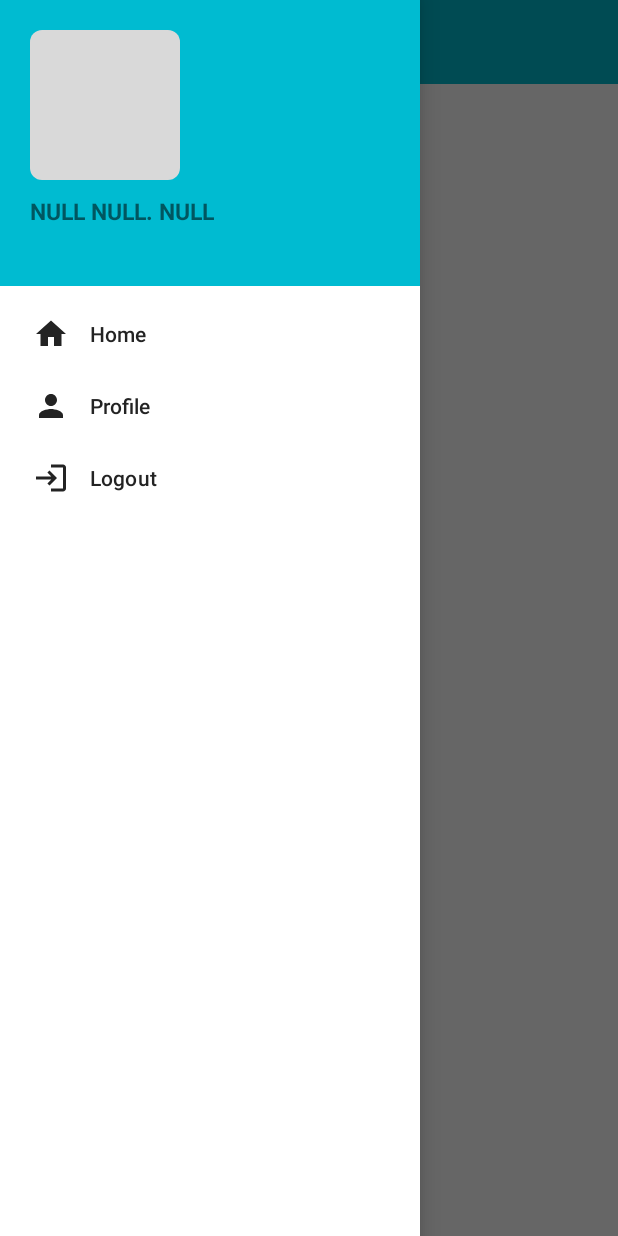
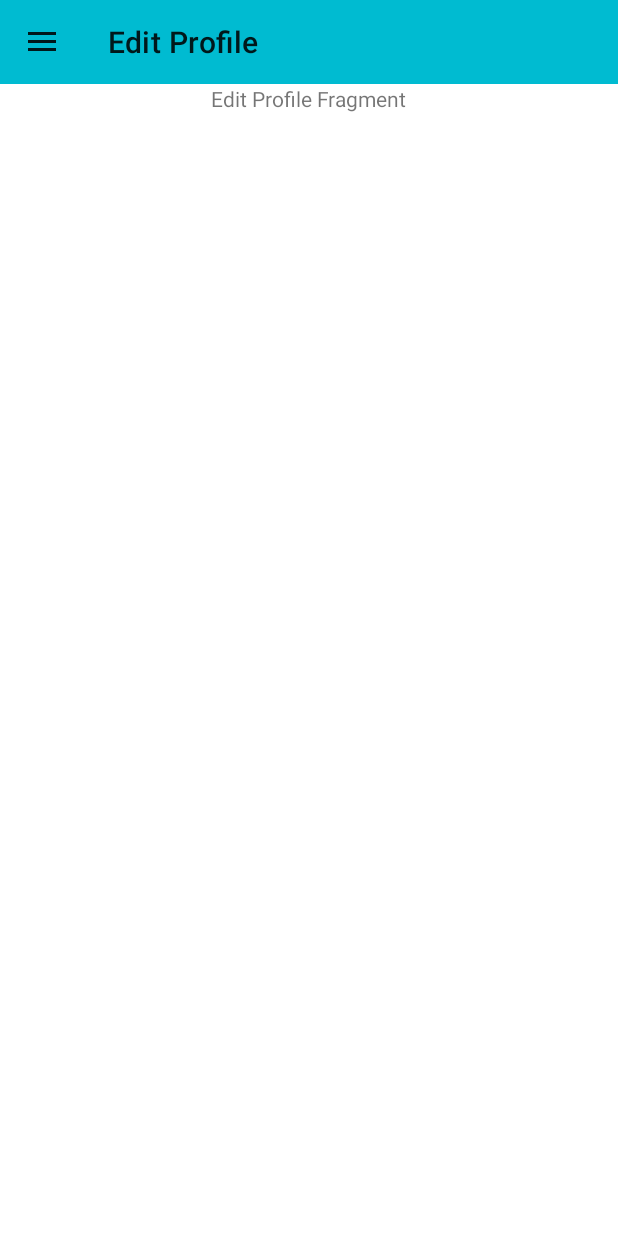
Before and after one commit to TristanDBioC/ARSNOVA, an Android app: the screen it shows after launch once a user with an empty profile is signed in (HomepageActivity), after a tap on "Profile", on a phone screen of 412 x 824 dp. Run offline under Robolectric (Android 15) with nearby library versions, the phone set to English and light mode, and no system bars; our stand-ins replace CircleImageView, Firebase (no records; nobody signed in at launch, a user with empty details on screens opened directly); 3 statements that could not run were skipped; 1 other tap on this screen came first.

Commit message:
Dec 2 04:00 | Homepage ViewModel Integration

```diff
--- a/app/build.gradle
+++ b/app/build.gradle
@@ -43,6 +43,8 @@ dependencies {
     implementation 'com.google.firebase:firebase-storage-ktx:20.0.0'
     implementation 'androidx.navigation:navigation-fragment-ktx:2.3.5'
     implementation 'androidx.navigation:navigation-ui-ktx:2.3.5'
+    implementation 'androidx.legacy:legacy-support-v4:1.0.0'
+    implementation 'de.hdodenhof:circleimageview:3.1.0'
     testImplementation 'junit:junit:4.+'
     androidTestImplementation 'androidx.test.ext:junit:1.1.3'
     androidTestImplementation 'androidx.test.espresso:espresso-core:3.4.0'
--- /dev/null
+++ b/app/src/main/java/com/example/arsnova/EditProfileFragment.kt
@@ -0,0 +1,59 @@
+package com.example.arsnova
+
+import android.os.Bundle
+import androidx.fragment.app.Fragment
+import android.view.LayoutInflater
+import android.view.View
+import android.view.ViewGroup
+
+// TODO: Rename parameter arguments, choose names that match
+// the fragment initialization parameters, e.g. ARG_ITEM_NUMBER
+private const val ARG_PARAM1 = "param1"
+private const val ARG_PARAM2 = "param2"
+
+/**
+ * A simple [Fragment] subclass.
+ * Use the [EditProfileFragment.newInstance] factory method to
+ * create an instance of this fragment.
+ */
+class EditProfileFragment : Fragment() {
+    // TODO: Rename and change types of parameters
+    private var param1: String? = null
+    private var param2: String? = null
+
+    override fun onCreate(savedInstanceState: Bundle?) {
+        super.onCreate(savedInstanceState)
+        arguments?.let {
+            param1 = it.getString(ARG_PARAM1)
+            param2 = it.getString(ARG_PARAM2)
+        }
+    }
+
+    override fun onCreateView(
+        inflater: LayoutInflater, container: ViewGroup?,
+        savedInstanceState: Bundle?
+    ): View? {
+        // Inflate the layout for this fragment
+        return inflater.inflate(R.layout.fragment_edit_profile, container, false)
+    }
+
+    companion object {
+        /**
+         * Use this factory method to create a new instance of
+         * this fragment using the provided parameters.
+         *
+         * @param param1 Parameter 1.
+         * @param param2 Parameter 2.
+         * @return A new instance of fragment EditProfileFragment.
+         */
+        // TODO: Rename and change types and number of parameters
+        @JvmStatic
+        fun newInstance(param1: String, param2: String) =
+            EditProfileFragment().apply {
+                arguments = Bundle().apply {
+                    putString(ARG_PARAM1, param1)
+                    putString(ARG_PARAM2, param2)
+                }
+            }
+    }
+}
--- a/app/src/main/java/com/example/arsnova/HomepageActivity.kt
+++ b/app/src/main/java/com/example/arsnova/HomepageActivity.kt
@@ -2,18 +2,21 @@ package com.example.arsnova
 
 import android.content.Intent
 import android.media.Image
+import android.net.Uri
 import androidx.appcompat.app.AppCompatActivity
 import android.os.Bundle
 import android.view.MenuItem
-import android.widget.ImageView
-import android.widget.LinearLayout
-import android.widget.TextView
-import android.widget.Toast
+import android.view.View
+import android.widget.*
+import androidx.activity.viewModels
 import androidx.appcompat.app.ActionBarDrawerToggle
 import androidx.core.net.toUri
 import androidx.drawerlayout.widget.DrawerLayout
+import androidx.fragment.app.Fragment
+import com.google.android.gms.tasks.Task
 import com.google.android.material.navigation.NavigationView
 import com.google.firebase.auth.ktx.auth
+import com.google.firebase.firestore.DocumentSnapshot
 import com.google.firebase.firestore.ktx.firestore
 import com.google.firebase.ktx.Firebase
 import com.google.firebase.storage.ktx.storage
@@ -22,42 +25,86 @@ import java.io.File
 
 class HomepageActivity : AppCompatActivity() {
     private val auth = Firebase.auth
-    private val user = auth.currentUser
+    var user = auth.currentUser
     private val db = Firebase.firestore
     private val storage = Firebase.storage
     lateinit var toggle: ActionBarDrawerToggle
+    lateinit var drawerLayout : DrawerLayout
 
+    private val viewModel: UserInfo by viewModels()
 
     override fun onCreate(savedInstanceState: Bundle?) {
         super.onCreate(savedInstanceState)
         setContentView(R.layout.activity_homepage)
         setSupportActionBar(findViewById(R.id.toolbarHome))
-
-        val drawerLayout: DrawerLayout = findViewById(R.id.homepageDrawerLayout)
+        initViewModel()
+        drawerLayout = findViewById(R.id.homepageDrawerLayout)
         val navView: NavigationView = findViewById(R.id.NavView)
         toggle = ActionBarDrawerToggle(this, drawerLayout, R.string.home_page, R.string.home_page)
         drawerLayout.addDrawerListener(toggle)
         toggle.syncState()
         supportActionBar?.setDisplayHomeAsUpEnabled(true)
-
         navView.setNavigationItemSelectedListener {
+            it.isChecked = true
             when(it.itemId) {
-
-                R.id.MenuHome -> Toast.makeText(this, "Home", Toast.LENGTH_LONG).show()
-                R.id.MenuEditProfile -> Toast.makeText(this, "Profile", Toast.LENGTH_LONG).show()
+                R.id.MenuHome -> replaceFragment(HomepageFragment(), "ARS Nova")
+                R.id.MenuEditProfile -> replaceFragment(EditProfileFragment(), "Edit Profile")
                 R.id.MenuLogout -> Logout()
             }
             true
         }
-        UpdateUi()
     }
 
+    override fun onStart() {
+        super.onStart()
+
+        UpdateNavigationUi()
+        replaceFragment(HomepageFragment(), "ARS Nova")
+    }
+
+    private fun initViewModel() {
+        val gsRef = storage.getReferenceFromUrl("${getString(R.string.storage_profile)}/${user!!.uid}")
+        val localFile = File.createTempFile("profile","")
+        var counter = 0
+        findViewById<RelativeLayout>(R.id.loadingPanel).visibility = View.VISIBLE
+        gsRef.getFile(localFile)
+            .addOnCompleteListener() {
+                viewModel.setUri(localFile.toUri())
+                counter += 1
+                if (counter == 2) {
+                    findViewById<RelativeLayout>(R.id.loadingPanel).visibility = View.GONE
+                }
+            }
+        db.collection(getString(R.string.collection_users)).document(user!!.uid).get()
+            .addOnSuccessListener { result ->
+                if (result != null) {
+                    viewModel.setDocument(result)
+                } else {
+                    println("firestore lookup failed")
+                }
+            }
+            .addOnCompleteListener() {
+                counter += 1
+                if (counter == 2) {
+                    findViewById<RelativeLayout>(R.id.loadingPanel).visibility = View.GONE
+                }
+            }
+
+    }
+
+    private fun replaceFragment(fragment : Fragment, title: String) {
+        val fragmentManager = supportFragmentManager
+        val fragmentTransaction = fragmentManager.beginTransaction()
+        fragmentTransaction.replace(R.id.frameLayout, fragment)
+        fragmentTransaction.commit()
+        drawerLayout.closeDrawers()
+        setTitle(title)
+    }
 
     override fun onOptionsItemSelected(item: MenuItem): Boolean {
         if (toggle.onOptionsItemSelected(item)) {
             return true
         }
-
         return super.onOptionsItemSelected(item)
     }
 
@@ -68,30 +115,34 @@ class HomepageActivity : AppCompatActivity() {
         this.finish()
     }
 
-    private fun UpdateUi() {
+    private fun UpdateNavigationUi() {
         val header = findViewById<NavigationView>(R.id.NavView).getHeaderView(0)
         val name = header.findViewById<TextView>(R.id.NavHeaderNameText)
-        val gsRef = storage.getReferenceFromUrl("${getString(R.string.storage_profile)}/${user!!.uid}")
-        val localfile = File.createTempFile("profile","")
-
-        gsRef.getFile(localfile)
-            .addOnSuccessListener() {
-                header.findViewById<ImageView>(R.id.NavHeaderPicture).setImageURI(localfile.toUri())
-            }
-        println("${getString(R.string.storage_profile)}/${user!!.uid}")
 
 
+        val pictureUri = viewModel.getImageUri()
+        if (pictureUri == null) {
+            val gsRef = storage.getReferenceFromUrl("${getString(R.string.storage_profile)}/${user!!.uid}")
+            val localFile = File.createTempFile("profile","")
+            gsRef.getFile(localFile)
+                .addOnCompleteListener() {
+                    header.findViewById<ImageView>(R.id.NavHeaderPicture).setImageURI(localFile.toUri())
+                }
+        } else {
+            header.findViewById<ImageView>(R.id.NavHeaderPicture).setImageURI(pictureUri)
+        }
 
+        val document = viewModel.getDocument()
+        if (document == null) {
             header.findViewById<TextView>(R.id.NavHeaderEmailText).text = user!!.email
-        //header.findViewById<ImageView>(R.id.NavHeaderPicture).s
-
             db.collection(getString(R.string.collection_users)).document(user!!.uid).get()
                 .addOnSuccessListener { result ->
                     if (result != null) {
+                        viewModel.setDocument(result)
                         val fname = result.data!!.getValue(getString(R.string.user_firstname))
                         val mi = result.data!!.getValue(getString(R.string.user_mi))
                         val lname = result.data!!.getValue(getString(R.string.user_lastname))
-                    name.text = "$fname $mi. $lname"
+                        name.text = "${fname} ${mi}. ${lname}"
                     } else {
                         println("firestore lookup failed")
                     }
@@ -100,6 +151,13 @@ class HomepageActivity : AppCompatActivity() {
                     println(it)
                 }
 
+        } else {
+            val fname = document.data!!.getValue(getString(R.string.user_firstname))
+            val mi = document.data!!.getValue(getString(R.string.user_mi))
+            val lname = document.data!!.getValue(getString(R.string.user_lastname))
+            name.text = "${fname} ${mi}. ${lname}"
+        }
     }
 
+
 }
--- /dev/null
+++ b/app/src/main/java/com/example/arsnova/HomepageFragment.kt
@@ -0,0 +1,57 @@
+package com.example.arsnova
+
+import android.os.Bundle
+import androidx.fragment.app.Fragment
+import android.view.LayoutInflater
+import android.view.View
+import android.view.ViewGroup
+import android.widget.TextView
+import androidx.fragment.app.activityViewModels
+import androidx.lifecycle.Observer
+import de.hdodenhof.circleimageview.CircleImageView
+
+// TODO: Rename parameter arguments, choose names that match
+// the fragment initialization parameters, e.g. ARG_ITEM_NUMBER
+private const val ARG_PARAM1 = "param1"
+private const val ARG_PARAM2 = "param2"
+
+/**
+ * A simple [Fragment] subclass.
+ * Use the [HomepageFragment.newInstance] factory method to
+ * create an instance of this fragment.
+ */
+class HomepageFragment : Fragment() {
+    // TODO: Rename and change types of parameters
+    private var param1: String? = null
+    private var param2: String? = null
+    private val viewModel : UserInfo by activityViewModels()
+
+    override fun onCreate(savedInstanceState: Bundle?) {
+        super.onCreate(savedInstanceState)
+        arguments?.let {
+            param1 = it.getString(ARG_PARAM1)
+            param2 = it.getString(ARG_PARAM2)
+        }
+    }
+
+    override fun onCreateView(
+        inflater: LayoutInflater, container: ViewGroup?,
+        savedInstanceState: Bundle?
+    ): View? {
+        val view = inflater.inflate(R.layout.fragment_homepage, container, false)
+        viewModel.imageUri.observe(viewLifecycleOwner, Observer {
+            view.findViewById<CircleImageView>(R.id.homepagePicture)?.setImageURI(it)
+        })
+        viewModel.userDocument.observe(viewLifecycleOwner, Observer {
+            val fname = it.data?.getValue(getString(R.string.user_firstname))
+            val mi = it.data?.getValue(getString(R.string.user_mi))
+            val lname = it.data?.getValue(getString(R.string.user_lastname))
+            view.findViewById<TextView>(R.id.homepageHiFname)?.text = "Hi ${it.data?.getValue(getString(R.string.user_firstname)).toString()}!"
+            view.findViewById<TextView>(R.id.homepageFullname)?.text = "$fname $mi. $lname"
+            view.findViewById<TextView>(R.id.homepageEmail)?.text = it.data?.getValue(getString(R.string.user_email)).toString()
+
+        })
+                return view
+    }
+
+}
--- a/app/src/main/java/com/example/arsnova/LaunchActivity.kt
+++ b/app/src/main/java/com/example/arsnova/LaunchActivity.kt
@@ -12,8 +12,8 @@ class LaunchActivity : AppCompatActivity() {
     override fun onCreate(savedInstanceState: Bundle?) {
         super.onCreate(savedInstanceState)
         setContentView(R.layout.activity_launch)
+        println("firebase!")
         var auth = Firebase.auth
-        //auth.signOut()
         if (auth.currentUser != null) {
             val intent = Intent(this, HomepageActivity::class.java)
             startActivity(intent)
--- a/app/src/main/java/com/example/arsnova/SignInActivity.kt
+++ b/app/src/main/java/com/example/arsnova/SignInActivity.kt
@@ -64,7 +64,6 @@ class SignInActivity : AppCompatActivity() {
                     db.collection(getString(R.string.collection_users)).document(user.uid).get()
                         .addOnSuccessListener { document ->
                             if (document.exists()) {
-                                Toast.makeText(this, "Proceed to homepage", Toast.LENGTH_SHORT).show()
                                 intent = Intent(this, HomepageActivity::class.java)
                             } else {
                                 intent = Intent(this, CreateProfileActivity::class.java)
--- a/app/src/main/java/com/example/arsnova/SignupActivity.kt
+++ b/app/src/main/java/com/example/arsnova/SignupActivity.kt
@@ -109,7 +109,7 @@ class SignupActivity : AppCompatActivity() {
                 findViewById<RelativeLayout>(R.id.loadingPanel).visibility = View.GONE
                 Toast.makeText(this, "Signup Failed", Toast.LENGTH_SHORT).show()
             }
-            findViewById<Button>(R.id.buttonSignup).isEnabled = true
+            findViewById<Button>(R.id.buttonRegister).isEnabled = true
 
         }
     }
@@ -117,7 +117,7 @@ class SignupActivity : AppCompatActivity() {
     fun buttonRegisteronClick(view: View) {
         val email: String = findViewById<EditText>(R.id.editTextEmail).text.toString()
         val password: String = findViewById<EditText>(R.id.editTextPassword).text.toString()
-        findViewById<Button>(R.id.buttonSignup).isEnabled = false
+        findViewById<Button>(R.id.buttonRegister).isEnabled = false
         findViewById<RelativeLayout>(R.id.loadingPanel).visibility = View.VISIBLE
         performAuth(email, password)
 
--- /dev/null
+++ b/app/src/main/java/com/example/arsnova/UserInfo.kt
@@ -0,0 +1,30 @@
+package com.example.arsnova
+
+import android.net.Uri
+import androidx.lifecycle.LiveData
+import androidx.lifecycle.MutableLiveData
+import androidx.lifecycle.ViewModel
+import com.google.firebase.firestore.DocumentSnapshot
+
+class UserInfo : ViewModel(){
+    private val mutableImageUri = MutableLiveData<Uri>()
+    private val mutableUserDocument = MutableLiveData<DocumentSnapshot>()
+    val imageUri : LiveData<Uri> get() = mutableImageUri
+    val userDocument : LiveData<DocumentSnapshot> get() = mutableUserDocument
+
+    fun setUri(uri: Uri) {
+        mutableImageUri.value = uri
+    }
+
+    fun setDocument(document: DocumentSnapshot) {
+        mutableUserDocument.value = document
+    }
+
+    fun getDocument() : DocumentSnapshot? {
+        return userDocument.value
+    }
+
+    fun getImageUri() : Uri? {
+        return mutableImageUri.value
+    }
+}
--- a/app/src/main/res/layout/activity_homepage.xml
+++ b/app/src/main/res/layout/activity_homepage.xml
@@ -24,7 +24,29 @@
             app:layout_constraintTop_toTopOf="parent" />
 
 
+        <FrameLayout
+            android:layout_width="match_parent"
+            android:layout_height="wrap_content"
+            app:layout_constraintBottom_toBottomOf="parent"
+            app:layout_constraintTop_toBottomOf="@id/toolbarHome"
+            app:layout_constraintEnd_toEndOf="parent"
+            app:layout_constraintStart_toStartOf="parent"
+            app:layout_constraintVertical_bias="0"
+            android:id="@+id/frameLayout"/>
+
     </androidx.constraintlayout.widget.ConstraintLayout>
+
+    <RelativeLayout
+        android:id="@+id/loadingPanel"
+        android:layout_width="wrap_content"
+        android:layout_height="wrap_content"
+        android:gravity="center">
+
+        <ProgressBar
+            android:layout_width="wrap_content"
+            android:layout_height="wrap_content"
+            android:indeterminate="true" />
+    </RelativeLayout>
 
     <com.google.android.material.navigation.NavigationView
         android:id="@+id/NavView"
@@ -36,4 +58,7 @@
         app:headerLayout="@layout/nav_header"
         app:menu="@menu/nav_menu" />
 
+
+
+
 </androidx.drawerlayout.widget.DrawerLayout>
--- /dev/null
+++ b/app/src/main/res/layout/fragment_edit_profile.xml
@@ -0,0 +1,14 @@
+<?xml version="1.0" encoding="utf-8"?>
+<FrameLayout xmlns:android="http://schemas.android.com/apk/res/android"
+    xmlns:tools="http://schemas.android.com/tools"
+    android:layout_width="match_parent"
+    android:layout_height="match_parent"
+    tools:context=".EditProfileFragment">
+
+    <TextView
+        android:layout_width="wrap_content"
+        android:layout_height="wrap_content"
+        android:text="Edit Profile Fragment"
+        android:layout_gravity="center"/>
+
+</FrameLayout>
--- a/app/src/main/res/layout/nav_header.xml
+++ b/app/src/main/res/layout/nav_header.xml
@@ -10,13 +10,12 @@
     android:paddingBottom="20dp"
     android:background="@color/teal_500">
 
-    <ImageView
+    <de.hdodenhof.circleimageview.CircleImageView
         android:id="@+id/NavHeaderPicture"
         android:layout_width="100dp"
         android:layout_height="100dp"
         android:scaleType="centerCrop"
-        android:src="@drawable/rectangle_grey"
-        app:srcCompat="@mipmap/ic_launcher" />
+        android:src="@mipmap/ic_launcher" />
 
     <TextView
         android:id="@+id/NavHeaderNameText"
--- a/app/src/main/res/menu/nav_menu.xml
+++ b/app/src/main/res/menu/nav_menu.xml
@@ -1,5 +1,8 @@
 <?xml version="1.0" encoding="utf-8"?>
 <menu xmlns:android="http://schemas.android.com/apk/res/android">
+    <group
+        android:checkableBehavior="single" >
+
         <item
             android:id="@+id/MenuHome"
             android:title="Home"
@@ -13,5 +16,5 @@
             android:title="Logout"
             android:icon="@drawable/ic_baseline_login_24"/>
 
-
+    </group>
 </menu>
--- a/app/src/main/res/values/strings.xml
+++ b/app/src/main/res/values/strings.xml
@@ -1,4 +1,8 @@
 <resources>
     <string name="app_name">ARS Nova</string>
     <string name="home_page">Home</string>
+
+    <string name="hello_blank_fragment">Hello blank fragment</string>
+    <string name="todays_activiies">These are today\'s activities</string>
+
 </resources>
```
Also changed, not shown: app/src/main/java/com/example/arsnova/CreateProfileActivity.kt (+8 -1 lines), app/src/main/res/layout/activity_create_profile.xml (+22 -20 lines), app/src/main/res/layout/fragment_homepage.xml (added, +75 -0 lines). Lines whose indentation alone changed are shown as unchanged.
